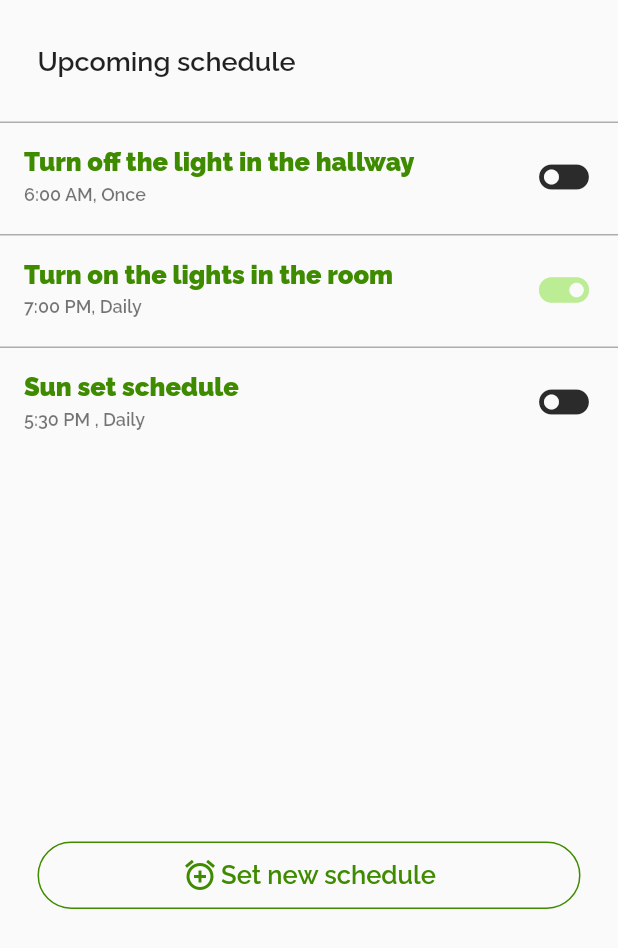
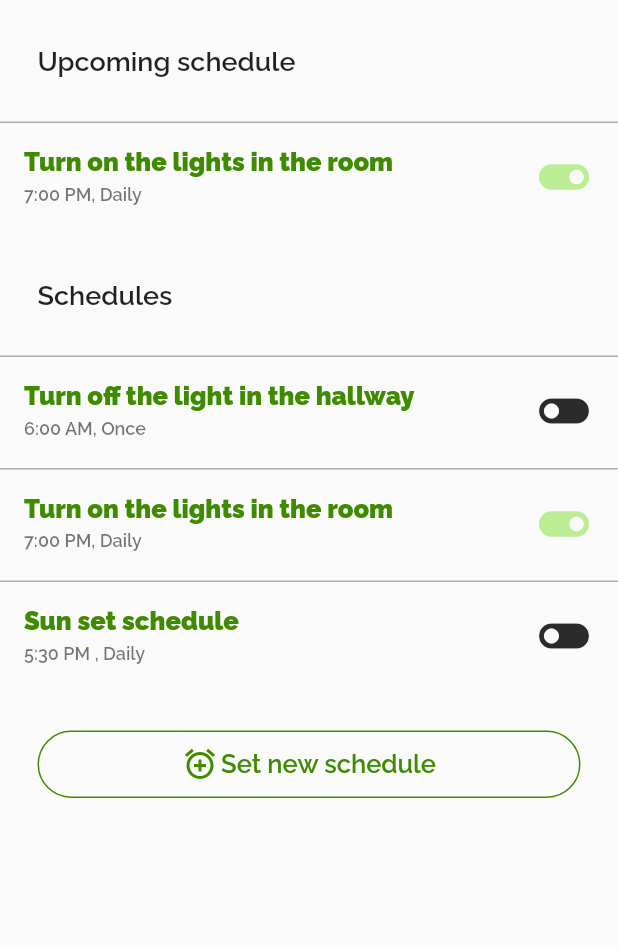
Before and after one commit to MohammadAlAgha/luminexa, a Flutter app: the schedulePage screen opened directly, on a phone screen of 412 x 824 dp. Shown: the top 948 px of the screen. Run offline on Flutter 3.47's test engine with Material 2 defaults, Android fonts, the phone set to English and light mode, and no system bars; our stand-ins replace flutter_svg, google_nav_bar.

Commit message:
Frontend:edited the modes and schedules structure

```diff
--- a/luminexa_mobile/lib/screens/modePage.dart
+++ b/luminexa_mobile/lib/screens/modePage.dart
@@ -38,9 +38,6 @@ class _modePageState extends State<modePage> {
                 status: status[index],
               );
             }),
-        SizedBox(
-          height: 230,
-        ),
         Padding(
           padding: const EdgeInsets.all(25),
           child:
--- a/luminexa_mobile/lib/screens/schedulePage.dart
+++ b/luminexa_mobile/lib/screens/schedulePage.dart
@@ -15,7 +15,7 @@ class _schedulePageState extends State<schedulePage> {
     "Turn on the lights in the room",
     "Sun set schedule"
   ];
-  final List status = ["of", "on", "off"];
+  final List status = ["off", "on", "off"];
   final List time = ["6:00 AM, Once", "7:00 PM, Daily", "5:30 PM , Daily"];
 
   @override
@@ -40,6 +40,31 @@ class _schedulePageState extends State<schedulePage> {
           ),
           ListView.builder(
             shrinkWrap: true,
+            itemCount: 1,
+            itemBuilder: (BuildContext context, int index) {
+              return toggleTileList(
+                title: title[1],
+                subTitle: time[1],
+                status: status[1],
+              );
+            },
+          ),
+          Padding(
+            padding: const EdgeInsets.symmetric(horizontal: 25, vertical: 30),
+            child: Row(
+              children: [
+                Text(
+                  "Schedules",
+                  style: TextStyle(
+                      fontFamily: "RalewayBold",
+                      fontSize: 18,
+                      fontWeight: FontWeight.w700),
+                ),
+              ],
+            ),
+          ),
+          ListView.builder(
+            shrinkWrap: true,
             itemCount: 3,
             itemBuilder: (BuildContext context, int index) {
               return toggleTileList(
@@ -48,9 +73,6 @@ class _schedulePageState extends State<schedulePage> {
                 status: status[index],
               );
             },
-          ),
-          SizedBox(
-            height: 230,
           ),
           Padding(
             padding: const EdgeInsets.all(25),
```
